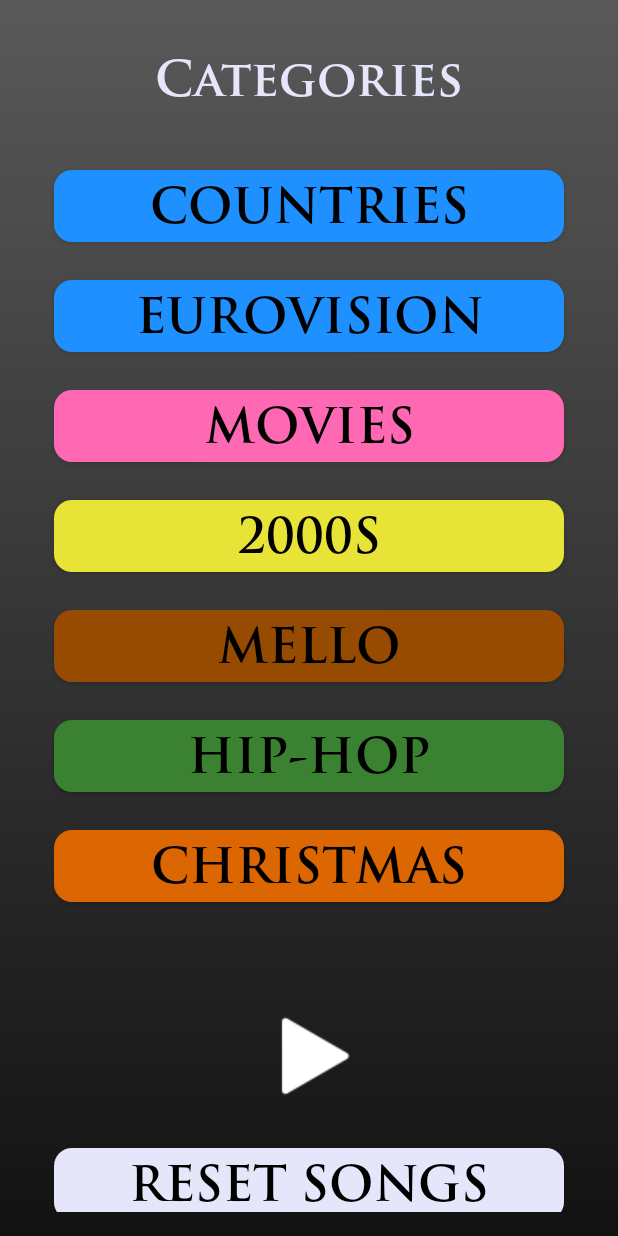
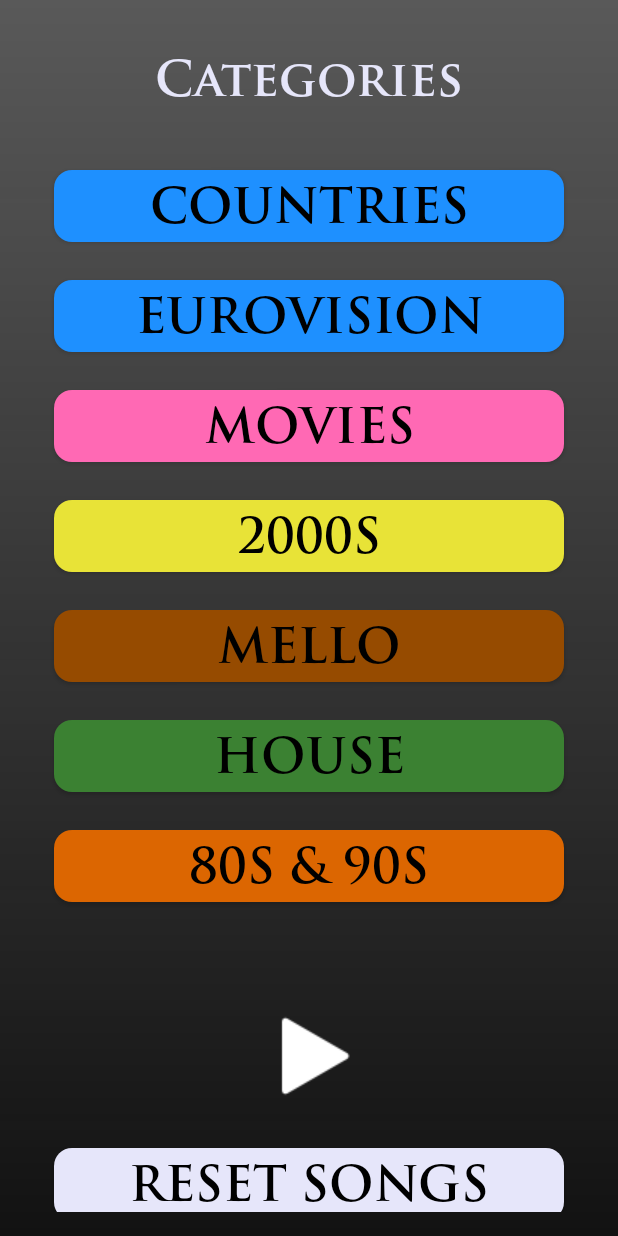
Before and after one commit to Olivermoberg98/Music-quiz, an Android app built with Jetpack Compose: the CategoriesActivity screen opened directly, with no data from a screen before it, on a phone screen of 412 x 824 dp. Run offline under Robolectric (Android 15) with nearby library versions, the light colour scheme and no system bars; libraries missing offline, so code that uses them is left out: com.spotify.android, com.spotify.protocol, org.apache.poi; 2 statements that could not run were skipped.

```diff
--- a/app/src/main/java/com/example/musikquiz/CategoriesActivity.kt
+++ b/app/src/main/java/com/example/musikquiz/CategoriesActivity.kt
@@ -76,8 +76,8 @@
             val euroMappingDeferred = async { loadSongMappings("hitster_data_eurovision_v0.xlsx", 3, 2) }
             val twoThousandMappingDeferred = async { loadSongMappings("hitster_data_2000_v0.xlsx", 3, 0) }
             val rockMappingDeferred = async { loadSongMappings("hitster_data_melodifestivalen_v0.xlsx", 3, 0) }
-            val rapMappingDeferred = async { loadSongMappings("hitster_data_hip_hop_v0.xlsx", 3, 0) }
-            val popMappingDeferred = async { loadSongMappings("hitster_data_christmas_v0.xlsx", 3, 0) }
+            val rapMappingDeferred = async { loadSongMappings("hitster_data_house_v0.xlsx", 3, 0) }
+            val popMappingDeferred = async { loadSongMappings("hitster_data_80s90s_v0.xlsx", 3, 0) }
 
             songToMovieMap.putAll(movieMappingDeferred.await())
             songToCountryMap.putAll(countryMappingDeferred.await())
--- a/app/src/main/res/layout/activity_categories.xml
+++ b/app/src/main/res/layout/activity_categories.xml
@@ -118,7 +118,7 @@
             android:id="@+id/cat5Button"
             android:layout_width="0dp"
             android:layout_height="wrap_content"
-            android:text="Hip-hop"
+            android:text="House"
             android:background="@drawable/categories_button_background_5"
             android:textColor="@android:color/black"
             android:fontFamily="@font/trajanbold"
@@ -135,7 +135,7 @@
             android:id="@+id/cat6Button"
             android:layout_width="0dp"
             android:layout_height="wrap_content"
-            android:text="Christmas"
+            android:text="80s &amp; 90s"
             android:background="@drawable/categories_button_background_6"
             android:textColor="@android:color/black"
             android:fontFamily="@font/trajanbold"
```
Also changed, not shown: 2 other files.
